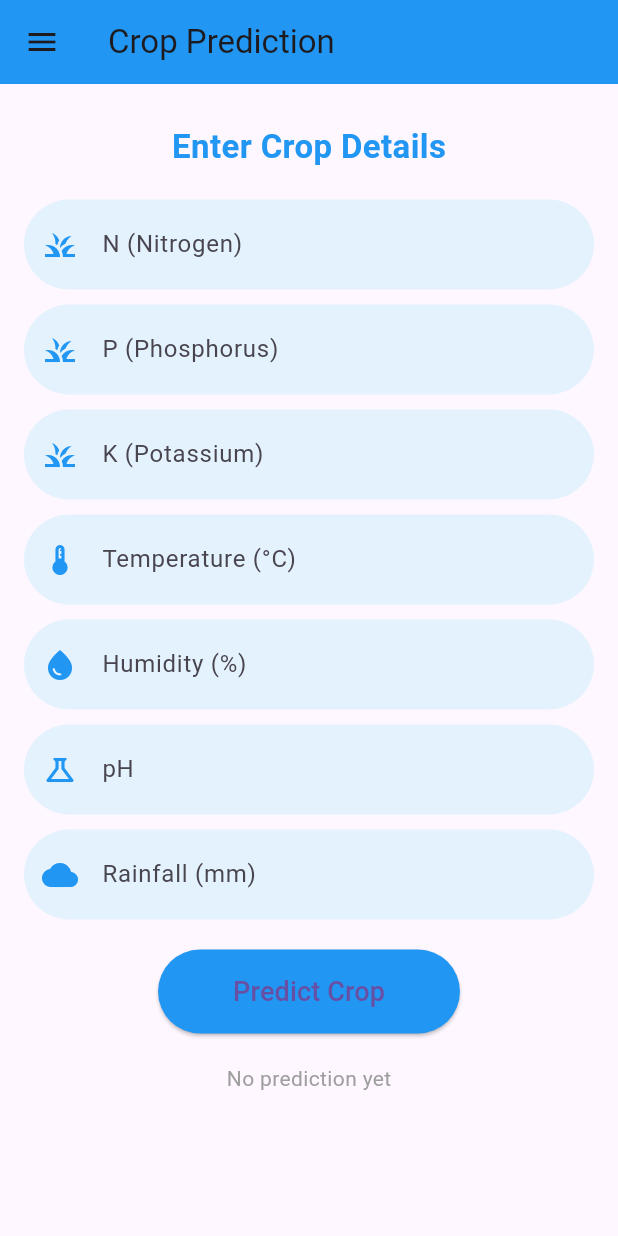
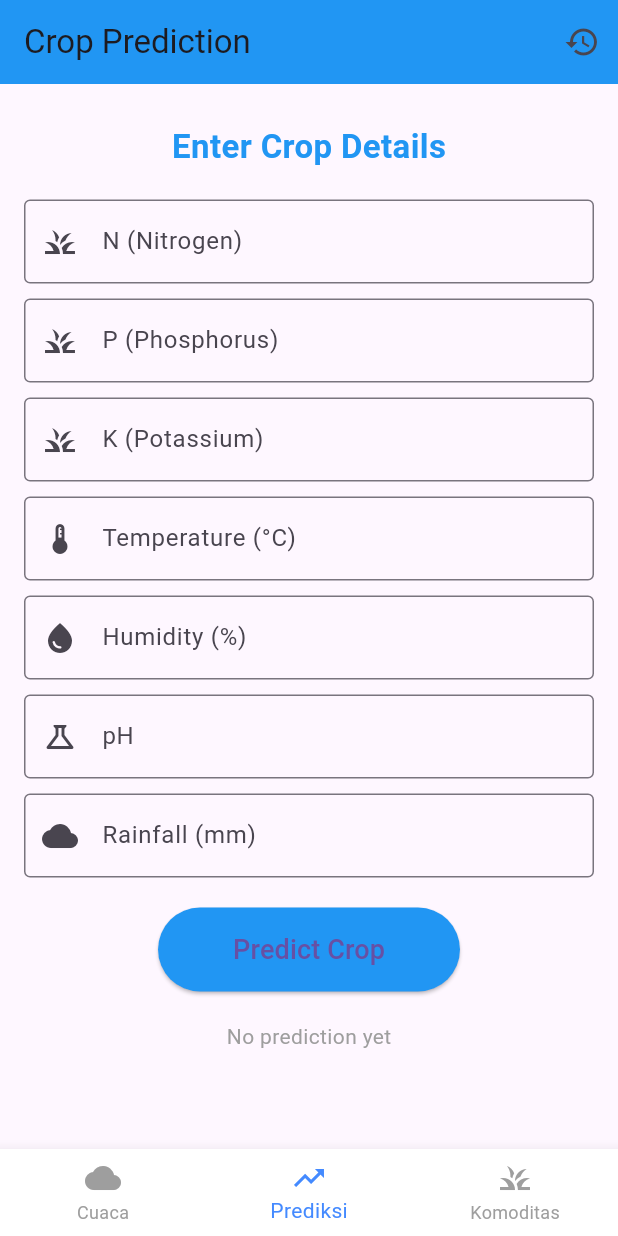
Before and after one commit to NaufaldiFavianArchi/myapp, a Flutter app: the CropPredictionPage screen opened directly, on a phone screen of 412 x 824 dp. Run offline on Flutter 3.47's test engine with Material 3 defaults, Android fonts, the phone set to English and light mode, and no system bars; our stand-ins replace cloud_firestore, firebase_core, shared_preferences; missing offline and left inert: logging_appenders; accounts and stored records are empty.

```diff
--- a/lib/predict_api.dart
+++ b/lib/predict_api.dart
@@ -1,12 +1,34 @@
+import 'dart:convert';
+import 'dart:io';
+import 'package:flutter/foundation.dart' show kIsWeb;
 import 'package:flutter/material.dart';
 import 'package:http/http.dart' as http;
-import 'dart:convert';
-import 'history_page.dart';
-import 'package:logging/logging.dart';
+import 'package:shared_preferences/shared_preferences.dart';
+import 'history_page.dart'; // Import halaman history
+import 'weather_dashboard.dart'; // Import halaman weather
+import 'komoditas_page.dart'; // Import halaman komoditas
+import 'package:cloud_firestore/cloud_firestore.dart'; // Tambahkan import ini
+import 'package:logging/logging.dart'; // Tambahkan import ini
 import 'package:logging_appenders/logging_appenders.dart';
-import 'package:cloud_firestore/cloud_firestore.dart';
 
-final logger = Logger('CropPredictionPage');
+void main() {
+  runApp(const MyApp());
+}
+
+class MyApp extends StatelessWidget {
+  const MyApp({super.key});
+
+  @override
+  Widget build(BuildContext context) {
+    return MaterialApp(
+      title: 'Crop Prediction',
+      theme: ThemeData(
+        primarySwatch: Colors.blue,
+      ),
+      home: const CropPredictionPage(),
+    );
+  }
+}
 
 class CropPredictionPage extends StatefulWidget {
   const CropPredictionPage({super.key});
@@ -16,13 +38,6 @@ class CropPredictionPage extends StatefulWidget {
 }
 
 class _CropPredictionPageState extends State<CropPredictionPage> {
-  @override
-  void initState() {
-    super.initState();
-    Logger.root.level = Level.ALL;
-    PrintAppender(formatter: const ColorFormatter()).attachToLogger(Logger.root);
-  }
-
   final TextEditingController _nController = TextEditingController();
   final TextEditingController _pController = TextEditingController();
   final TextEditingController _kController = TextEditingController();
@@ -31,14 +46,58 @@ class _CropPredictionPageState extends State<CropPredictionPage> {
   final TextEditingController _phController = TextEditingController();
   final TextEditingController _rainfallController = TextEditingController();
 
+  final FocusNode _nFocus = FocusNode();
+  final FocusNode _pFocus = FocusNode();
+  final FocusNode _kFocus = FocusNode();
+  final FocusNode _temperatureFocus = FocusNode();
+  final FocusNode _humidityFocus = FocusNode();
+  final FocusNode _phFocus = FocusNode();
+  final FocusNode _rainfallFocus = FocusNode();
+
   String _predictionResult = '';
-  final List<String> _predictionHistory = [];
+  List<Map<String, dynamic>> _history =
+      []; // List untuk menyimpan riwayat dengan input
+
+  final logger = Logger('CropPredictionPage');
+
+  @override
+  void initState() {
+    super.initState();
+    _loadHistory(); // Muat riwayat dari SharedPreferences saat aplikasi mulai
+    Logger.root.level = Level.ALL;
+    PrintAppender(formatter: const ColorFormatter()).attachToLogger(Logger.root);
+  }
+
+  Future<void> _saveHistory() async {
+    SharedPreferences prefs = await SharedPreferences.getInstance();
+    List<String> encodedHistory = _history.map((e) => jsonEncode(e)).toList();
+    await prefs.setStringList('history', encodedHistory);
+  }
+
+  Future<void> _loadHistory() async {
+    SharedPreferences prefs = await SharedPreferences.getInstance();
+    List<String>? encodedHistory = prefs.getStringList('history');
+    if (encodedHistory != null) {
+      setState(() {
+        _history = encodedHistory
+            .map((e) => Map<String, dynamic>.from(jsonDecode(e)))
+            .toList();
+      });
+    }
+  }
 
   Future<void> _predictCrop() async {
-    try {
-      logger.info('Starting prediction process');
+    String url;
+    if (kIsWeb) {
+      url = 'https://9127-103-151-63-2.ngrok-free.app/predict';
+    } else if (Platform.isAndroid) {
+      url = 'https://9127-103-151-63-2.ngrok-free.app/predict';
+    } else {
+      url = 'http://127.0.0.1:5000/predict';
+    }
+
     final response = await http.post(
-        Uri.parse('https://0b5e-103-73-77-2.ngrok-free.app/predict'),
+      Uri.parse(url),
       headers: {'Content-Type': 'application/json'},
       body: jsonEncode({
         'N': double.parse(_nController.text),
@@ -51,25 +110,26 @@ class _CropPredictionPageState extends State<CropPredictionPage> {
       }),
     );
 
-      logger.info('Received response with status code: ${response.statusCode}');
-
     if (response.statusCode == 200) {
       final data = jsonDecode(response.body);
       setState(() {
         _predictionResult = data['prediction'];
-          _predictionHistory.add(_predictionResult);
+        _history.add({
+          'N': _nController.text,
+          'P': _pController.text,
+          'K': _kController.text,
+          'Temperature': _temperatureController.text,
+          'Humidity': _humidityController.text,
+          'pH': _phController.text,
+          'Rainfall': _rainfallController.text,
+          'Prediction': _predictionResult
         });
-        logger.info('Prediction successful: $_predictionResult');
-
-        // Panggil fungsi untuk menyimpan ke Firebase
+      });
+      _saveHistory();
       await _saveDataToFirebase();
     } else {
-        throw Exception('Failed to get prediction. Status code: ${response.statusCode}');
-      }
-    } catch (e) {
-      logger.severe('Error during prediction process: $e');
       setState(() {
-        _predictionResult = 'An error occurred';
+        _predictionResult = 'Prediction failed';
       });
     }
   }
@@ -110,6 +170,23 @@ class _CropPredictionPageState extends State<CropPredictionPage> {
     }
   }
 
+  void _openHistory() {
+    Navigator.push(
+      context,
+      MaterialPageRoute(
+        builder: (context) => HistoryPage(history: _history),
+      ),
+    );
+  }
+
+  void _nextFocus(FocusNode currentFocus, FocusNode nextFocus,
+      TextEditingController controller) {
+    if (controller.text.isNotEmpty) {
+      FocusScope.of(context).requestFocus(nextFocus);
+    } else {
+      FocusScope.of(context).requestFocus(currentFocus);
+    }
+  }
 
   @override
   Widget build(BuildContext context) {
@@ -118,10 +195,14 @@ class _CropPredictionPageState extends State<CropPredictionPage> {
         title: const Text('Crop Prediction'),
         backgroundColor: Colors.blue,
         elevation: 0,
+        actions: [
+          IconButton(
+            icon: const Icon(Icons.history),
+            onPressed: _openHistory,
           ),
-      drawer: _buildDrawer(context), // Add drawer for sidebar navigation
+        ],
+      ),
       body: SingleChildScrollView(
-        child: Padding(
         padding: const EdgeInsets.all(16.0),
         child: Column(
           crossAxisAlignment: CrossAxisAlignment.center,
@@ -135,26 +216,31 @@ class _CropPredictionPageState extends State<CropPredictionPage> {
                   color: Colors.blue),
             ),
             const SizedBox(height: 20),
-              _buildTextField(
-                  _nController, 'N (Nitrogen)', Icons.grass, 'Enter N value'),
+            _buildTextField(_nController, 'N (Nitrogen)', Icons.grass,
+                'Enter N value', _nFocus, _pFocus),
+            const SizedBox(height: 10),
+            _buildTextField(_pController, 'P (Phosphorus)', Icons.grass,
+                'Enter P value', _pFocus, _kFocus),
+            const SizedBox(height: 10),
+            _buildTextField(_kController, 'K (Potassium)', Icons.grass,
+                'Enter K value', _kFocus, _temperatureFocus),
             const SizedBox(height: 10),
             _buildTextField(
-                  _pController, 'P (Phosphorus)', Icons.grass, 'Enter P value'),
-              const SizedBox(height: 10),
-              _buildTextField(
-                  _kController, 'K (Potassium)', Icons.grass, 'Enter K value'),
-              const SizedBox(height: 10),
-              _buildTextField(_temperatureController, 'Temperature (°C)',
-                  Icons.thermostat_outlined, 'Enter temperature'),
+                _temperatureController,
+                'Temperature (°C)',
+                Icons.thermostat_outlined,
+                'Enter temperature',
+                _temperatureFocus,
+                _humidityFocus),
             const SizedBox(height: 10),
             _buildTextField(_humidityController, 'Humidity (%)',
-                  Icons.water_drop, 'Enter humidity'),
+                Icons.water_drop, 'Enter humidity', _humidityFocus, _phFocus),
             const SizedBox(height: 10),
             _buildTextField(_phController, 'pH', Icons.science_outlined,
-                  'Enter pH value'),
+                'Enter pH value', _phFocus, _rainfallFocus),
             const SizedBox(height: 10),
             _buildTextField(_rainfallController, 'Rainfall (mm)', Icons.cloud,
-                  'Enter rainfall amount'),
+                'Enter rainfall amount', _rainfallFocus, null),
             const SizedBox(height: 20),
             ElevatedButton(
               onPressed: _predictCrop,
@@ -166,8 +252,7 @@ class _CropPredictionPageState extends State<CropPredictionPage> {
                   borderRadius: BorderRadius.circular(30),
                 ),
               ),
-                child:
-                    const Text('Predict Crop', style: TextStyle(fontSize: 18)),
+              child: const Text('Predict Crop', style: TextStyle(fontSize: 18)),
             ),
             const SizedBox(height: 20),
             _predictionResult.isNotEmpty
@@ -180,8 +265,7 @@ class _CropPredictionPageState extends State<CropPredictionPage> {
                         BoxShadow(
                             color: Colors.black26,
                             blurRadius: 10,
-                            offset: Offset(0, 5),
-                          ),
+                            offset: Offset(0, 5)),
                       ],
                     ),
                     child: Column(
@@ -207,73 +291,70 @@ class _CropPredictionPageState extends State<CropPredictionPage> {
           ],
         ),
       ),
+      bottomNavigationBar: BottomNavigationBar(
+        backgroundColor: Colors.white, // Latar belakang putih
+        selectedItemColor: Colors.blueAccent, // Warna untuk item yang dipilih
+        unselectedItemColor: Colors.grey, // Warna untuk item yang tidak dipilih
+        items: const [
+          BottomNavigationBarItem(
+            icon: Icon(Icons.cloud),
+            label: 'Cuaca',
+          ),
+          BottomNavigationBarItem(
+            icon: Icon(Icons.trending_up),
+            label: 'Prediksi',
+          ),
+          BottomNavigationBarItem(
+            icon: Icon(Icons.grass),
+            label: 'Komoditas',
+          ),
+        ],
+        currentIndex: 1, // Index untuk menandakan halaman aktif
+        onTap: (index) {
+          switch (index) {
+            case 0:
+              // Navigasi ke halaman Cuaca
+              Navigator.pushReplacement(
+                context,
+                MaterialPageRoute(builder: (context) => WeatherDashboard()),
+              );
+              break;
+            case 1:
+              // Sudah di halaman Prediksi
+              break;
+            case 2:
+              // Navigasi ke halaman Komoditas
+              Navigator.pushReplacement(
+                context,
+                MaterialPageRoute(builder: (context) => KomoditasPage()),
+              );
+              break;
+          }
+        },
       ),
     );
   }
 
-  // Build text field
-  Widget _buildTextField(TextEditingController controller, String label,
-      IconData icon, String hint) {
+  Widget _buildTextField(
+      TextEditingController controller,
+      String label,
+      IconData icon,
+      String hint,
+      FocusNode currentFocus,
+      FocusNode? nextFocus) {
     return TextField(
       controller: controller,
+      focusNode: currentFocus,
       keyboardType: TextInputType.number,
       decoration: InputDecoration(
         labelText: label,
         hintText: hint,
-        prefixIcon: Icon(icon, color: Colors.blue),
-        filled: true,
-        fillColor: Colors.blue[50],
-        border: OutlineInputBorder(
-          borderRadius: BorderRadius.circular(30),
-          borderSide: BorderSide.none,
+        prefixIcon: Icon(icon),
+        border: const OutlineInputBorder(),
       ),
-        contentPadding:
-            const EdgeInsets.symmetric(vertical: 18, horizontal: 20),
-      ),
-    );
-  }
-
-  // Build drawer (sidebar)
-  Widget _buildDrawer(BuildContext context) {
-    return Drawer(
-      child: ListView(
-        padding: EdgeInsets.zero,
-        children: [
-          const DrawerHeader(
-            decoration: BoxDecoration(
-              color: Colors.blue,
-            ),
-            child: Text(
-              'Menu',
-              style: TextStyle(color: Colors.white, fontSize: 24),
-            ),
-          ),
-          ListTile(
-            leading: const Icon(Icons.home),
-            title: const Text('Predict Crop'),
-            onTap: () {
-              Navigator.pop(context); // Close the drawer
+      onSubmitted: (value) {
+        _nextFocus(currentFocus, nextFocus!, controller);
       },
-          ),
-          ListTile(
-            leading: const Icon(Icons.history),
-            title: const Text('Prediction History'),
-            onTap: () {
-              Navigator.pop(context); // Close the drawer
-              Navigator.push(
-                context,
-                MaterialPageRoute(
-                  builder: (context) {
-                    var historyPage2 = HistoryPage(predictionHistory: _predictionHistory);
-                    var historyPage = historyPage2;
-                    return historyPage;
-                  },
-                ),
-              );
-            },
-          ),
-        ],
-      ),
     );
   }
 }
--- a/pubspec.yaml
+++ b/pubspec.yaml
@@ -42,6 +42,7 @@ dependencies:
   cloud_firestore: ^5.4.4
   logging: ^1.0.2
   logging_appenders: ^1.0.0
+  shared_preferences: ^2.0.15
 
 
 
```
Also changed, not shown: lib/history_page.dart (+32 -55 lines), pubspec.lock. Lines whose indentation alone changed are shown as unchanged.
